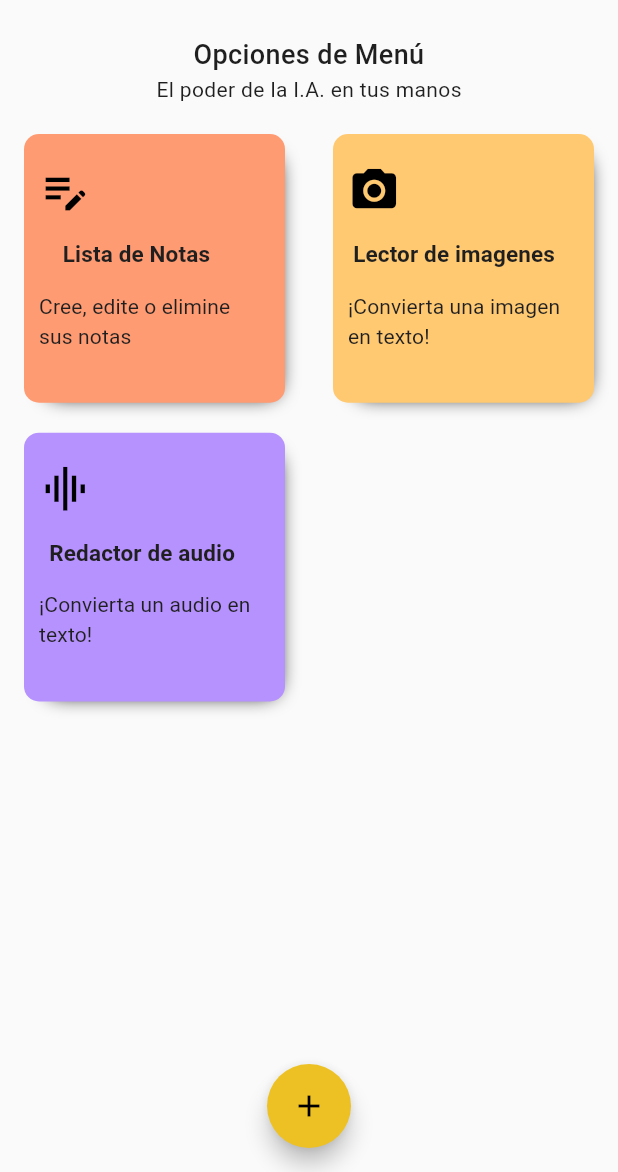
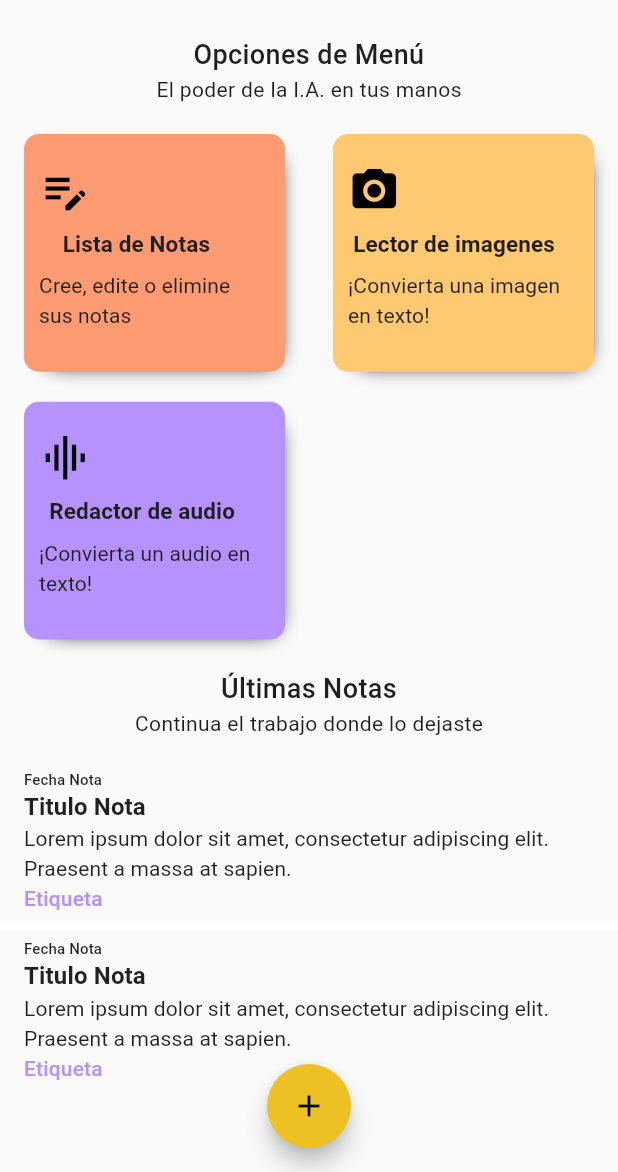
Before and after one commit to OsiNubis99/NoteApp-Frontend, a Flutter app: the HomeScreen screen opened by its route, on a phone screen of 412 x 824 dp, the part 64-1236 px from its top. Run offline on Flutter 3.47's test engine with Material 2 defaults, Android fonts, the phone set to English and light mode, and no system bars; our stand-ins replace dio, flutter_speed_dial, geolocator, image_cropper, image_picker, speech_to_text; missing offline and left inert: google_mlkit_text_recognition, quill_html_editor.

Commit message:
Comenzando a añadir las ultimas notas en el home

```diff
--- a/lib/presentation/screens/home/home_screen.dart
+++ b/lib/presentation/screens/home/home_screen.dart
@@ -30,16 +30,37 @@ class _HomeScreenState extends State<HomeScreen> {
                   padding: const EdgeInsets.symmetric(horizontal: 0,vertical: 10),
                   child: Column(
                     children: const [
-                      Align(
+
+                      // Primera sección : Menu de opciones
+                       Align(
                         alignment: Alignment.center,
                         child: Text('Opciones de Menú',textAlign: TextAlign.center,style: TextStyle(fontWeight: FontWeight.w500,fontSize: 18),),
                       ),
-
-                      Text('El poder de la I.A. en tus manos'),
-                      SizedBox(height: 20,),
+                       Text('El poder de la I.A. en tus manos'),
+                       SizedBox(height: 20,),
 
 
-                      MenuOptions(),
+                       MenuOptions(),
+
+                      // Primera sección : Últimas 3 notas
+                       SizedBox(height: 20,),
+                       Align(
+                        alignment: Alignment.center,
+                        child: Text('Últimas Notas',textAlign: TextAlign.center,style: TextStyle(fontWeight: FontWeight.w500,fontSize: 18),),
+                      ),
+                       Text('Continua el trabajo donde lo dejaste'),
+                       SizedBox(height: 20,),
+
+
+                     LastNotes(),
+
+
+                    SizedBox(height: 50,),
+
+
+
+
+
                     ],
                   ),
                 ),
@@ -66,6 +87,51 @@ class _HomeScreenState extends State<HomeScreen> {
   }
 }
 
+class LastNotes extends StatelessWidget {
+  const LastNotes({
+    super.key,
+  });
+
+  @override
+  Widget build(BuildContext context) {
+    return ListView.separated(
+      //padding: const EdgeInsets.symmetric(horizontal: 20,vertical: 10),
+      scrollDirection: Axis.vertical,
+      shrinkWrap: true,
+      itemBuilder: (BuildContext context, int index) {
+        return const NoteItem() ;
+      },
+      separatorBuilder: (BuildContext context, int index) => const Divider(thickness: 5,),
+      itemCount: 2);
+  }
+}
+
+class NoteItem extends StatelessWidget {
+  const NoteItem({
+    super.key,
+  });
+
+  @override
+  Widget build(BuildContext context) {
+    return Align(
+      alignment: Alignment.topLeft,
+      child: MaterialButton(
+        onPressed: () {  },
+        child: Column(
+        mainAxisSize: MainAxisSize.max,
+        crossAxisAlignment: CrossAxisAlignment.start,
+        children: const [
+         Text('Fecha Nota', textAlign: TextAlign.left ,style: TextStyle(fontSize: 10),),
+         Text('Titulo Nota',textAlign: TextAlign.left , style: TextStyle(fontSize: 16 , fontWeight: FontWeight.bold),),
+         Text('Lorem ipsum dolor sit amet, consectetur adipiscing elit. Praesent a massa at sapien.',textAlign: TextAlign.left, style: TextStyle(fontSize: 14, fontWeight: FontWeight.w400),),
+         Text('Etiqueta',textAlign: TextAlign.left, style: TextStyle(fontSize: 14,color: AppTheme.note_3),),
+
+
+        ],), )
+    );
+  }
+}
+
 class MenuOptions extends StatelessWidget {
   const MenuOptions({
     super.key,
@@ -79,7 +145,7 @@ GridView.count(
                   crossAxisCount: 2,
                   scrollDirection: Axis.vertical,
                   shrinkWrap: true,
-                  childAspectRatio: 1.15,
+                  childAspectRatio: 1.30,
                   crossAxisSpacing: 0,
                   mainAxisSpacing:  20,
                   children:   [
```
